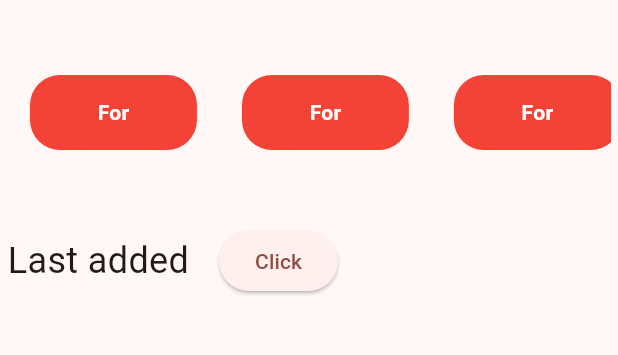
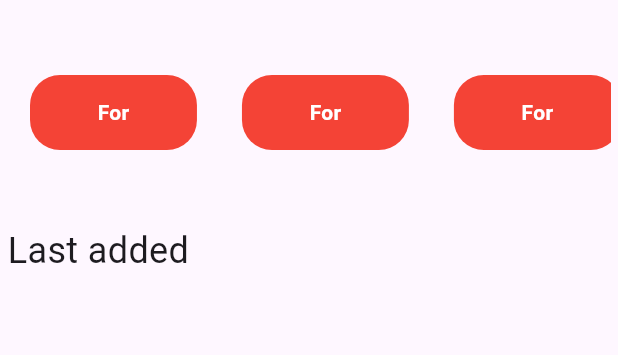
Before and after one commit to AhmadAlrimawi2000/mimusica, a Flutter app: the screen it shows after launch, on a phone screen of 412 x 824 dp, the part 84-439 px from its top. Run offline on Flutter 3.47's test engine with Material 3 defaults, Android fonts, the phone set to English and light mode, and no system bars; our stand-ins replace get, get_storage.

Commit message:
add theme service

```diff
--- a/lib/constants/app_theme.dart
+++ b/lib/constants/app_theme.dart
@@ -2,7 +2,26 @@ import 'package:app_flutter_mimusica/constants/app_colors.dart';
 import 'package:flutter/material.dart';
 
 class AppTheme {
-  static ThemeData darkTheme = ThemeData(
+  ThemeData lightTheme = ThemeData.light().copyWith(
+    brightness: Brightness.light,
+    primaryColor: AppColors.lightPrimary,
+    colorScheme: ColorScheme.fromSeed(
+      seedColor: AppColors.lightAccent,
+      brightness: Brightness.light,
+      secondary: AppColors.lightAccent,
+    ),
+    sliderTheme: SliderThemeData(
+      activeTrackColor: AppColors.lightAccent,
+      inactiveTrackColor: AppColors.lightSecondary,
+      thumbColor: AppColors.lightAccent,
+    ),
+    buttonTheme: ButtonThemeData(
+      buttonColor: AppColors.lightAccent,
+      textTheme: ButtonTextTheme.primary,
+    ),
+  );
+
+  ThemeData darkTheme = ThemeData.dark().copyWith(
     brightness: Brightness.dark,
     primaryColor: AppColors.darkPrimary,
     colorScheme: ColorScheme.fromSeed(
@@ -20,20 +39,9 @@ class AppTheme {
       inactiveTrackColor: AppColors.darkSecondary,
       thumbColor: AppColors.darkAccent,
     ),
-  );
-
-  static ThemeData lightTheme = ThemeData(
-    brightness: Brightness.light,
-    primaryColor: AppColors.lightPrimary,
-    colorScheme: ColorScheme.fromSeed(
-      seedColor: AppColors.lightAccent,
-      brightness: Brightness.light,
-      secondary: AppColors.lightAccent,
-    ),
-    sliderTheme: SliderThemeData(
-      activeTrackColor: AppColors.lightAccent,
-      inactiveTrackColor: AppColors.lightSecondary,
-      thumbColor: AppColors.lightAccent,
+    buttonTheme: ButtonThemeData(
+      buttonColor: AppColors.darkAccent,
+      textTheme: ButtonTextTheme.primary,
     ),
   );
 }
--- a/lib/main.dart
+++ b/lib/main.dart
@@ -3,26 +3,26 @@ import "package:app_flutter_mimusica/services/theme_service.dart";
 import "package:app_flutter_mimusica/view/pages/home_page.dart";
 import "package:flutter/material.dart";
 import "package:get/get.dart";
+import "package:get_storage/get_storage.dart";
 
 void main() {
   WidgetsFlutterBinding.ensureInitialized();
-
+  GetStorage.init();
   runApp(MyApp());
 }
 
 class MyApp extends StatelessWidget {
   MyApp({super.key});
 
-  final ThemeService theme = Get.put(ThemeService());
-
   @override
   Widget build(BuildContext context) {
     return GetMaterialApp(
       debugShowCheckedModeBanner: false,
       title: "Mi Musica",
-      theme: theme.isDark.value ? AppTheme.darkTheme : AppTheme.lightTheme,
-      darkTheme: AppTheme.darkTheme,
+      theme: AppTheme().lightTheme,
+      darkTheme: AppTheme().darkTheme,
       home: HomePage(),
+      themeMode: ThemeService().getThemeMode(),
     );
   }
 }
--- a/lib/services/theme_service.dart
+++ b/lib/services/theme_service.dart
@@ -1,9 +1,27 @@
+import 'package:flutter/material.dart';
 import 'package:get/get.dart';
+import 'package:get_storage/get_storage.dart';
 
-class ThemeService extends GetxController {
-  var isDark = false.obs;
+class ThemeService {
+  final _getStorage = GetStorage();
+  final storageKey = "isDarkMode";
 
-  void changeTheme() {
-    isDark(!isDark.value);
+  ThemeMode getThemeMode() {
+    return isSavedDarkMode() ? ThemeMode.dark : ThemeMode.light;
+  }
+
+  bool isSavedDarkMode() {
+    return _getStorage.read(storageKey) ?? false;
+  }
+
+  void saveThemeMode(bool isDarkMode) {
+    _getStorage.write(storageKey, isDarkMode);
+  }
+
+  void changeThemeMode() {
+    Get.changeThemeMode(
+      isSavedDarkMode() ? ThemeMode.light : ThemeMode.dark,
+    );
+    saveThemeMode(!isSavedDarkMode());
   }
 }
--- a/lib/view/pages/home_page.dart
+++ b/lib/view/pages/home_page.dart
@@ -1,4 +1,6 @@
+import 'package:app_flutter_mimusica/services/theme_service.dart';
 import 'package:flutter/material.dart';
+import 'package:get/get.dart';
 
 class HomePage extends StatelessWidget {
   const HomePage({super.key});
@@ -54,8 +56,6 @@ class HomePage extends StatelessWidget {
                     fontSize: 24,
                   ),
                 ),
-                const SizedBox(width: 20),
-                ElevatedButton(onPressed: () {}, child: Text("Click"))
               ],
             )
           ],
--- a/pubspec.yaml
+++ b/pubspec.yaml
@@ -35,6 +35,7 @@ dependencies:
   # Use with the CupertinoIcons class for iOS style icons.
   cupertino_icons: ^1.0.8
   get: ^4.6.6
+  get_storage: ^2.1.1
 
 dev_dependencies:
   flutter_test:
```
Also changed, not shown: pubspec.lock, 1 other file.
